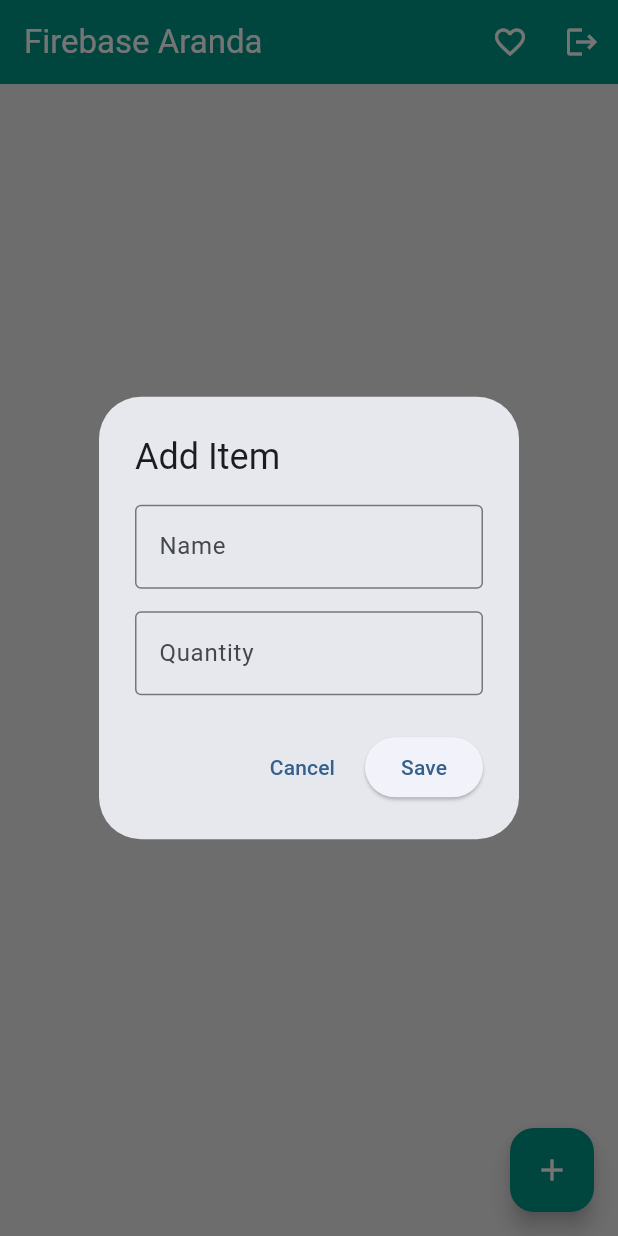
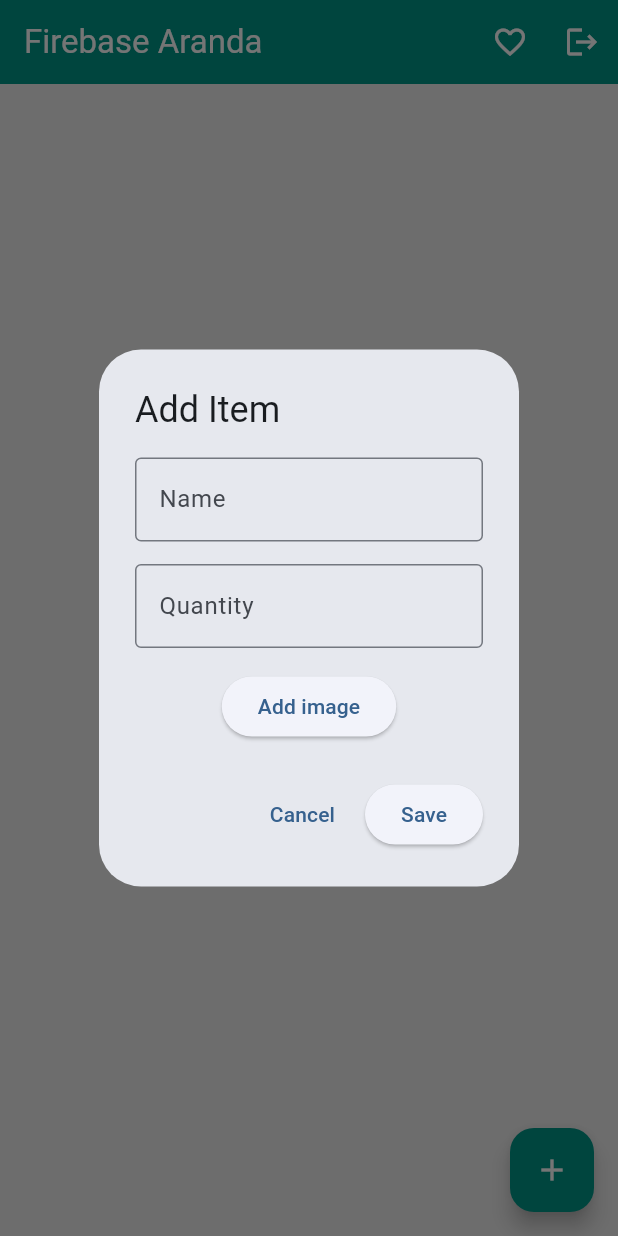
Before and after one commit to JohnDuane/task_8_and_9, a Flutter app: the HomePage screen opened directly, after a tap on the "add" icon, on a phone screen of 412 x 824 dp. Run offline on Flutter 3.47's test engine with Material 3 defaults, Android fonts, the phone set to English and light mode, and no system bars; our stand-ins replace cloud_firestore, dio, firebase_auth, firebase_core, google_sign_in, image_picker; missing offline and left inert: cloudinary_public; accounts and stored records are empty.

Commit message:
cloudinary implementation

```diff
--- a/lib/crud.dart
+++ b/lib/crud.dart
@@ -1,14 +1,46 @@
 
 import 'package:cloud_firestore/cloud_firestore.dart';
+import 'dart:io';
+import 'package:cloudinary_public/cloudinary_public.dart';
+import 'package:image_picker/image_picker.dart';
+
+
+class PickedImg{
+  final File file;
+  final String url;
+  PickedImg({required this.file, required this.url});
+}
 
 class Crud {
   final CollectionReference<Map<String, dynamic>> items = FirebaseFirestore.instance.collection('items');
 
+  final CloudinaryPublic _cloudinary = CloudinaryPublic('pdcjg21t', 'flutter_task_10', cache: false);
+
+  final ImagePicker _imgpic = ImagePicker();
+
+  Future<PickedImg?> pickImgForAddItem() async {
+    final pickedFile = await _imgpic.pickImage(source: ImageSource.gallery);
+
+    if(pickedFile == null) return null;
+
+    final file = File(pickedFile.path);
+
+    final response = await _cloudinary.uploadFile(
+      CloudinaryFile.fromFile(
+        file.path,
+        resourceType: CloudinaryResourceType.Image,
+      )
+    );
+    return PickedImg(file: file, url: response.secureUrl);
+  }
+
   // CREATE
-  Future<String> add(String name, int quantity) async {
+  Future<String> add(String name, int quantity, String? imageUrl) async {
     final doc = await items.add({
       'name': name,
       'quantity': quantity,
+      'image_url': imageUrl,
+      'created_at': Timestamp.now()
     });
 
     return doc.id;
--- a/lib/homepage.dart
+++ b/lib/homepage.dart
@@ -2,7 +2,7 @@
 import 'package:flutter/material.dart';
 import 'package:cloud_firestore/cloud_firestore.dart';
 import 'package:firebase_auth/firebase_auth.dart';
-
+import 'package:dio/dio.dart';
 import 'auth_service.dart';
 import 'login.dart';
 import 'crud.dart';
@@ -26,8 +26,9 @@ class _HomePageState extends State<HomePage> {
   final quantityController = TextEditingController();
 
   final Crud crud = Crud();
-
+  PickedImg? selectedImage;
   bool showFavOnly = false;
+  bool _isUploading = false;
 
   @override
   void dispose() {
@@ -40,10 +41,15 @@ class _HomePageState extends State<HomePage> {
   void addItemDialog() {
   nameController.clear();
   quantityController.clear();
+  selectedImage = null;
+  _isUploading = false;
 
   showDialog(
     context: context,
+    barrierDismissible: false,
     builder: (dialogContext) {
+      return StatefulBuilder(
+        builder: (context, setDialogState) {
           return AlertDialog(
             title: const Text('Add Item'),
             content: Form(
@@ -57,16 +63,12 @@ class _HomePageState extends State<HomePage> {
                       hintText: 'Name',
                       border: OutlineInputBorder(),
                     ),
-                  validator: (value) {
-                    if (value == null || value.trim().isEmpty) {
-                      return 'Name is required';
-                    }
-                    return null;
-                  },
+                    validator: (value) =>
+                        (value == null || value.trim().isEmpty)
+                            ? 'Name is required'
+                            : null,
                   ),
-
                   const SizedBox(height: 15),
-
                   TextFormField(
                     controller: quantityController,
                     keyboardType: TextInputType.number,
@@ -78,60 +80,93 @@ class _HomePageState extends State<HomePage> {
                       if (value == null || value.isEmpty) {
                         return 'Quantity is required';
                       }
-
-                    if (int.tryParse(value) == null) {
-                      return 'Enter a valid number';
-                    }
-
-                    if (int.parse(value) < 0) {
-                      return 'Quantity cannot be negative';
-                    }
-
+                      final n = int.tryParse(value);
+                      if (n == null) return 'Enter a valid number';
+                      if (n < 0) return 'Quantity cannot be negative';
                       return null;
                     },
+                  ),
+                  const SizedBox(height: 15),
+
+                  // IMAGE PREVIEW
+                  if (selectedImage != null)
+                    Padding(
+                      padding: const EdgeInsets.only(bottom: 10),
+                      child: Image.file(
+                        selectedImage!.file,
+                        height: 100,
+                        fit: BoxFit.cover,
+                      ),
+                    ),
+
+                  ElevatedButton(
+                    onPressed: _isUploading
+                        ? null
+                        : () async {
+                            setDialogState(() => _isUploading = true);
+                            try {
+                              final picked = await crud.pickImgForAddItem();
+                              if (picked != null) {
+                                setDialogState(() => selectedImage = picked);
+                              }
+                            } catch (e) {
+                              if (!mounted) return;
+                              ScaffoldMessenger.of(this.context).showSnackBar(
+                                SnackBar(content: Text('Image upload failed: $e')),
+                              );
+                            } finally {
+                              setDialogState(() => _isUploading = false);
+                            }
+                          },
+                    child: _isUploading
+                        ? const SizedBox(
+                            height: 18,
+                            width: 18,
+                            child: CircularProgressIndicator(strokeWidth: 2),
+                          )
+                        : Text(selectedImage == null
+                            ? 'Add image'
+                            : 'Change image'),
                   ),
                 ],
               ),
             ),
-
             actions: [
               TextButton(
-              onPressed: () => Navigator.pop(dialogContext),
+                onPressed:
+                    _isUploading ? null : () => Navigator.pop(dialogContext),
                 child: const Text('Cancel'),
               ),
-
               ElevatedButton(
-              onPressed: () async {
+                // disabled while the image is still uploading
+                onPressed: _isUploading
+                    ? null
+                    : () async {
                         if (!_formKey.currentState!.validate()) return;
-
                         try {
                           await crud.add(
                             nameController.text.trim(),
                             int.parse(quantityController.text),
+                            selectedImage?.url,
                           );
-
                           if (!mounted) return;
-
                           Navigator.pop(dialogContext);
-
-                  ScaffoldMessenger.of(context).showSnackBar(
+                          ScaffoldMessenger.of(this.context).showSnackBar(
                             const SnackBar(
-                      content: Text('Item successfully added!'),
-                    ),
+                                content: Text('Item successfully added!')),
                           );
                         } catch (e) {
                           if (!mounted) return;
-
-                  ScaffoldMessenger.of(context).showSnackBar(
-                    SnackBar(
-                      content: Text('Failed to add item: $e'),
-                    ),
+                          ScaffoldMessenger.of(this.context).showSnackBar(
+                            SnackBar(content: Text('Failed to add item: $e')),
                           );
                         }
                       },
                 child: const Text('Save'),
               ),
             ],
+          );
+        },
       );
     },
   );
@@ -357,8 +392,10 @@ class _HomePageState extends State<HomePage> {
               final doc = filteredDocuments[index];
               final data = doc.data();
 
-              final isFavorite =
-                  data['is_favorite'] == true;
+              final isFavorite = data['is_favorite'] == true;
+
+              final String? imageUrl = data['image_url'];
+              final Timestamp? date = data['created_at'];
 
               return Card(
                 margin: const EdgeInsets.fromLTRB(
@@ -367,6 +404,23 @@ class _HomePageState extends State<HomePage> {
                 elevation: 3,
 
                 child: ListTile(
+                  leading: imageUrl != null && imageUrl.isNotEmpty
+                    ? Image.network(
+                        imageUrl,
+                        width: 65,
+                        height: 65,
+                        fit: BoxFit.cover,
+                        errorBuilder: (context, error, stackTrace) {
+                          return const Icon(
+                            Icons.broken_image,
+                            size: 50,
+                          );
+                        },
+                      )
+                    : const Icon(
+                        Icons.inventory_2,
+                        size: 50,
+                      ),
                   title: Text(
                     data['name'] ?? 'Unnamed item',
                     style: const TextStyle(
--- a/pubspec.yaml
+++ b/pubspec.yaml
@@ -35,9 +35,14 @@ dependencies:
   # Use with the CupertinoIcons class for iOS style icons.
   cupertino_icons: ^1.0.8
   firebase_core: ^5.2.0
+
   cloud_firestore: ^7.1.0
   firebase_auth: ^7.1.0
   google_sign_in: ^7.2.0
+
+  cloudinary_public: ^0.23.1
+  image_picker: ^1.0.0
+
 
 dev_dependencies:
   flutter_test:
```
Also changed, not shown: pubspec.lock, 6 other files. Lines whose indentation alone changed are shown as unchanged.
